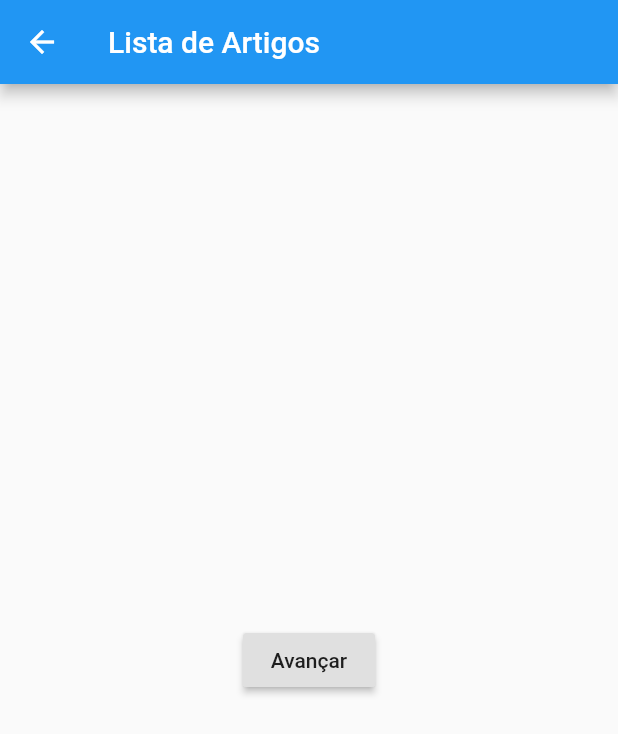
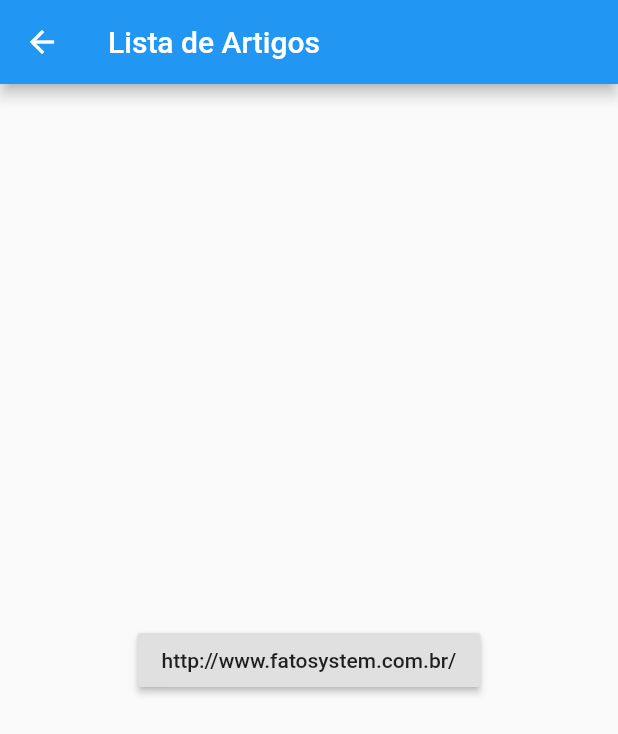
Before and after one commit to luicesar/flutter_avancado, a Flutter app: the screen it shows after launch, after a tap on "Avançar", on a phone screen of 412 x 824 dp. Shown: the top 734 px of the screen. Run offline on Flutter 3.47's test engine with Material 2 defaults, Android fonts, the phone set to English and light mode, and no system bars.

Commit message:
Passando parâmetros para rotas

```diff
--- a/lib/main.dart
+++ b/lib/main.dart
@@ -1,7 +1,6 @@
 import 'package:flutter/material.dart';
 import './pages/homePage.dart';
 import './pages/articles_page.dart';
-import './pages/page3_page.dart';
 
 void main() => runApp(MyApp());
 
@@ -18,7 +17,6 @@ class MyApp extends StatelessWidget {
       routes: {
         '/': (context) => HomePage(),
         '/article': (context) => ArticlesPage(),
-        '/page3': (context) => Page3Page(),
       },
     );
   }
--- a/lib/pages/articles_page.dart
+++ b/lib/pages/articles_page.dart
@@ -1,11 +1,18 @@
 import 'package:flutter/material.dart';
 
 class ArticlesPage extends StatefulWidget {
+  final String feed;
+
+  ArticlesPage({Key key, this.feed}) : super(key: key);
+
   @override
-  _ArticlesPageState createState() => _ArticlesPageState();
+  _ArticlesPageState createState() => _ArticlesPageState(this.feed);
 }
 
 class _ArticlesPageState extends State<ArticlesPage> {
+  final String feed;
+  _ArticlesPageState(this.feed);
+
   @override
   Widget build(BuildContext context) {
     return Scaffold(
@@ -14,9 +21,9 @@ class _ArticlesPageState extends State<ArticlesPage> {
       ),
       body: Center(
         child: RaisedButton(
-          child: Text('Avançar'),
+          child: Text(this.feed),
           onPressed: () {
-            Navigator.pushNamed(context, '/page3');
+            //Navigator.pushNamed(context, '/');
           },
         ),
       ),
--- a/lib/pages/homePage.dart
+++ b/lib/pages/homePage.dart
@@ -1,4 +1,5 @@
 import 'package:flutter/material.dart';
+import './articles_page.dart';
 
 class HomePage extends StatefulWidget {
   @override
@@ -17,7 +18,13 @@ class _HomePageState extends State<HomePage> {
         child: RaisedButton(
           child: Text('Avançar'),
           onPressed: () {
-            Navigator.pushNamed(context, '/article');
+            Navigator.push(
+                context,
+                MaterialPageRoute(
+                  builder: (context) => ArticlesPage(
+                    feed: 'http://www.fatosystem.com.br/',
+                  ),
+                ));
           },
         ),
       ),
```
Also changed, not shown: lib/pages/page3_page.dart (deleted, +0 -35 lines).
